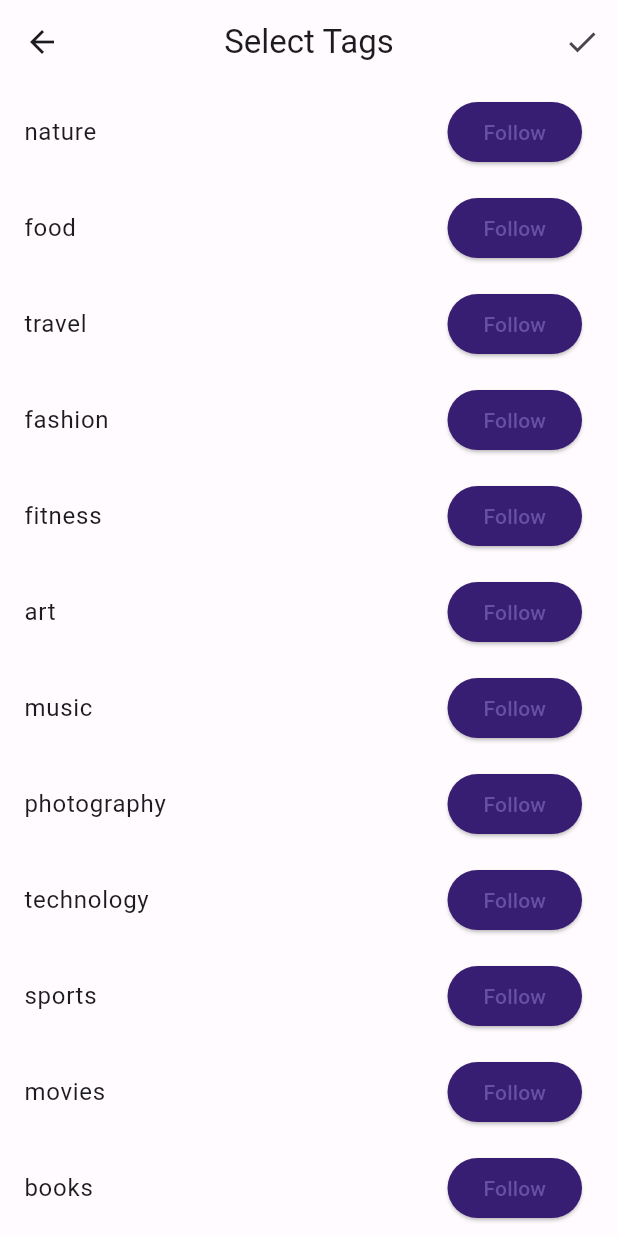
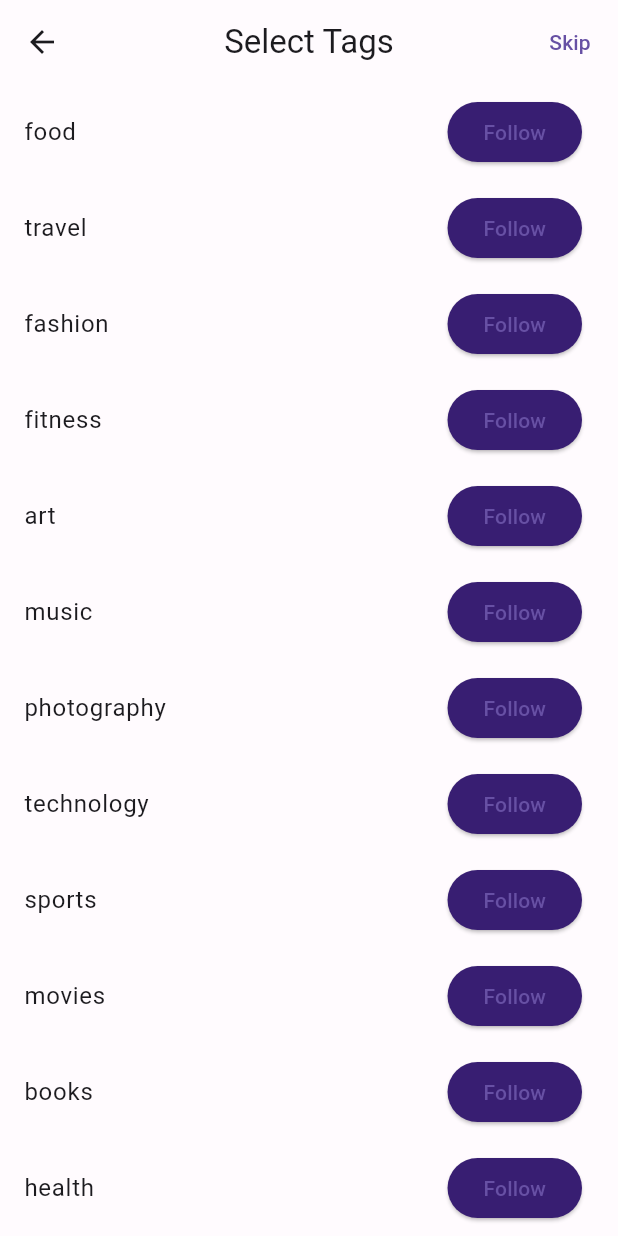
Before and after one commit to urielduana/SnapSnap, a Flutter app: the RegisterProfilePhotoScreen screen opened directly, after a tap on "Skip", on a phone screen of 412 x 824 dp. Run offline on Flutter 3.47's test engine with Material 2 defaults, Android fonts, the phone set to English and light mode, and no system bars; our stand-ins replace carousel_slider, dio, flutter_secure_storage, flutter_slidable, image_picker; missing offline and left inert: flutter_storage_path; accounts and stored records are empty.

Commit message:
add features

```diff
--- a/lib/screens/register/register_profilephoto_screen.dart
+++ b/lib/screens/register/register_profilephoto_screen.dart
@@ -4,8 +4,11 @@ import 'package:flutter/material.dart';
 import 'package:snapsnap/components/register_appbar.dart';
 import 'package:snapsnap/screens/gallery/gallery_selector.dart';
 import 'package:snapsnap/screens/tags/tag_select.dart';
+//import 'package:snapsnap/services/upImg.dart';
+import 'package:snapsnap/services/reg.dart';
+
 class RegisterProfilePhotoScreen extends StatefulWidget {
-  const RegisterProfilePhotoScreen({super.key});
+  const RegisterProfilePhotoScreen({Key? key}) : super(key: key);
 
   @override
   State<RegisterProfilePhotoScreen> createState() =>
@@ -15,6 +18,21 @@ class RegisterProfilePhotoScreen extends StatefulWidget {
 class _RegisterProfilePhotoScreenState
     extends State<RegisterProfilePhotoScreen> {
   File? _selectedImage;
+
+  final Register upImgService = Register();
+
+  void _uploadPhoto(BuildContext context) async {
+    if (_selectedImage != null) {
+      Map<String, dynamic> data = {'image': _selectedImage!.path};
+      upImgService.uploadAvatar(data, context);
+    }
+
+    // Navigate to the next screen
+    Navigator.push(
+      context,
+      MaterialPageRoute(builder: (context) => TagSelectScreen()),
+    );
+  }
 
   @override
   Widget build(BuildContext context) {
@@ -54,8 +72,7 @@ class _RegisterProfilePhotoScreenState
                             height: 150,
                             decoration: BoxDecoration(
                               border: Border.all(
-                                  color:
-                                      Theme.of(context).colorScheme.onSurface,
+                                color: Theme.of(context).colorScheme.onSurface,
                                 width: 5,
                               ),
                               borderRadius: BorderRadius.circular(100),
@@ -71,11 +88,11 @@ class _RegisterProfilePhotoScreenState
                                 : const Icon(
                                     CupertinoIcons.camera,
                                     size: 75,
-                                    )),
+                                  ),
+                          ),
                         ),
                         const Padding(
-                          padding:
-                              EdgeInsets.only(top: 20, left: 25, right: 25),
+                          padding: EdgeInsets.only(top: 20, left: 25, right: 25),
                           child: Text(
                             "Add a profile photo so your friends know it's you",
                             textAlign: TextAlign.center,
@@ -84,13 +101,13 @@ class _RegisterProfilePhotoScreenState
                             ),
                           ),
                         ),
-                        //Button to upload a photo with width of 150
                         Padding(
                           padding: const EdgeInsets.only(
                               top: 20, left: 50, right: 50),
                           child: TextButton(
                             onPressed: () async {
-                              File? selectedImage = await Navigator.push<File?>(
+                              File? selectedImage =
+                                  await Navigator.push<File?>(
                                 context,
                                 MaterialPageRoute(
                                   builder: (context) =>
@@ -126,13 +143,38 @@ class _RegisterProfilePhotoScreenState
                         child: Column(
                           mainAxisAlignment: MainAxisAlignment.end,
                           children: [
+                            if (_selectedImage != null)
                               Padding(
                                 padding: const EdgeInsets.only(top: 15),
                                 child: TextButton(
                                   onPressed: () {
-                                   Navigator.of(context).push(
-                                    MaterialPageRoute(builder: (context)=>TagSelectScreen())
-                                  );
+                                    _uploadPhoto(context);
+                                  },
+                                  style: TextButton.styleFrom(
+                                    minimumSize: const Size.fromHeight(50),
+                                    backgroundColor: const Color(0xFF381E72),
+                                    padding: const EdgeInsets.symmetric(
+                                      horizontal: 50,
+                                      vertical: 20,
+                                    ),
+                                    shape: const RoundedRectangleBorder(
+                                      borderRadius: BorderRadius.all(
+                                        Radius.circular(20),
+                                      ),
+                                    ),
+                                  ),
+                                  child: const Text(
+                                    "Next",
+                                    style: TextStyle(color: Colors.white),
+                                  ),
+                                ),
+                              ),
+                            if (_selectedImage == null)
+                              Padding(
+                                padding: const EdgeInsets.only(top: 15),
+                                child: TextButton(
+                                  onPressed: () {
+                                    _uploadPhoto(context);
                                   },
                                   style: TextButton.styleFrom(
                                     minimumSize: const Size.fromHeight(50),
@@ -184,7 +226,7 @@ class _RegisterProfilePhotoScreenState
                   ],
                 ),
               ),
-            )
+            ),
           ],
         ),
       ),
--- a/lib/screens/tags/tag_select.dart
+++ b/lib/screens/tags/tag_select.dart
@@ -1,19 +1,16 @@
-import 'dart:convert';
 import 'package:flutter/material.dart';
 import 'package:snapsnap/services/upTags.dart';
+import 'package:snapsnap/screens/home_screen.dart';
 
 class TagSelectScreen extends StatefulWidget {
+  const TagSelectScreen({super.key});
+
   @override
   _TagSelectScreenState createState() => _TagSelectScreenState();
 }
 
 class _TagSelectScreenState extends State<TagSelectScreen> {
   final List<Map<String, dynamic>> tags = [
-    {
-      'id': 1,
-      'name': 'nature',
-      'icon': Icons.nature,
-    },
     {
       'id': 2,
       'name': 'food',
@@ -112,6 +109,7 @@ class _TagSelectScreenState extends State<TagSelectScreen> {
   ];
 
   List<Map<String, dynamic>> selectedTags = [];
+  bool tagsSelected = false;
 
   bool mapEquals(Map<String, dynamic> a, Map<String, dynamic> b) {
     final nameEquals = a['name'] == b['name'];
@@ -128,12 +126,31 @@ class _TagSelectScreenState extends State<TagSelectScreen> {
           'id': tag['id'],
         });
       }
+
+      tagsSelected = selectedTags.isNotEmpty;
     });
   }
+  void SelectedTags() {
+    if (selectedTags.isEmpty) {
+      // No se ha seleccionado ningún tag, enviar el valor predeterminado
+      updateTags([
+        {
+          'name': 'public',
+          'id': 1,
+        }
+      ]);
+    } else {
+      // Se han seleccionado tags, enviar los tags seleccionados
+      updateTags(selectedTags);
+    }
 
-  void SelectedTags() {
-    updateTags(selectedTags);
+    // Redirigir al usuario a la pantalla de inicio
+    Navigator.push(
+      context,
+      MaterialPageRoute(builder: (context) => MyHomeScreen()),
+    );
   }
+
 
   @override
   Widget build(BuildContext context) {
@@ -142,9 +159,9 @@ class _TagSelectScreenState extends State<TagSelectScreen> {
         title: const Text('Select Tags'),
         centerTitle: true,
         actions: [
-          IconButton(
-            icon: const Icon(Icons.check),
+          TextButton(
             onPressed: SelectedTags,
+            child: Text(tagsSelected ? 'Next' : 'Skip'),
           ),
         ],
       ),
@@ -170,14 +187,11 @@ class _TagSelectScreenState extends State<TagSelectScreen> {
                     backgroundColor: MaterialStateProperty.resolveWith<Color>(
                       (Set<MaterialState> states) {
                         if (states.contains(MaterialState.pressed)) {
-                          return Colors
-                              .deepPurpleAccent; // Color cuando se presiona el botón
+                          return Colors.deepPurpleAccent;
                         }
                         return isSelected
-                            ? const Color.fromARGB(255, 43, 38,
-                                53) // Color cuando está seleccionado
-                            : const Color(
-                                0xFF381E72); // Color cuando no está seleccionado
+                            ? const Color.fromARGB(255, 43, 38, 53)
+                            : const Color(0xFF381E72);
                       },
                     ),
                   ),
```
Also changed, not shown: lib/models/user.dart (+11 -0 lines), lib/services/reg.dart (+46 -0 lines). Lines whose indentation alone changed are shown as unchanged.
